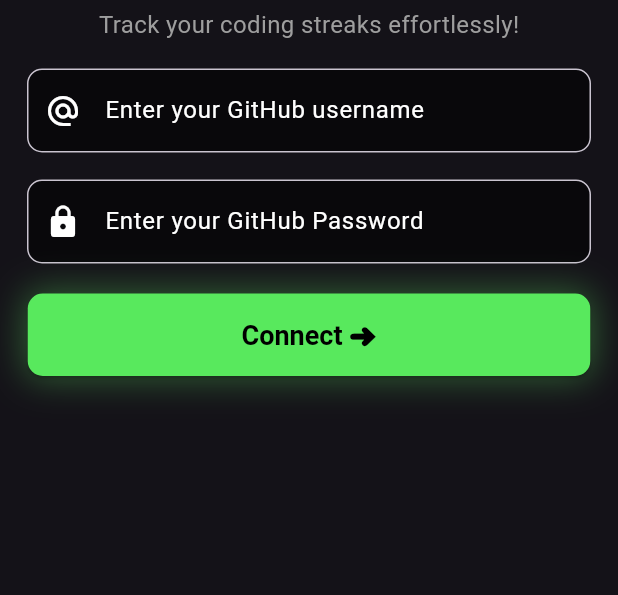
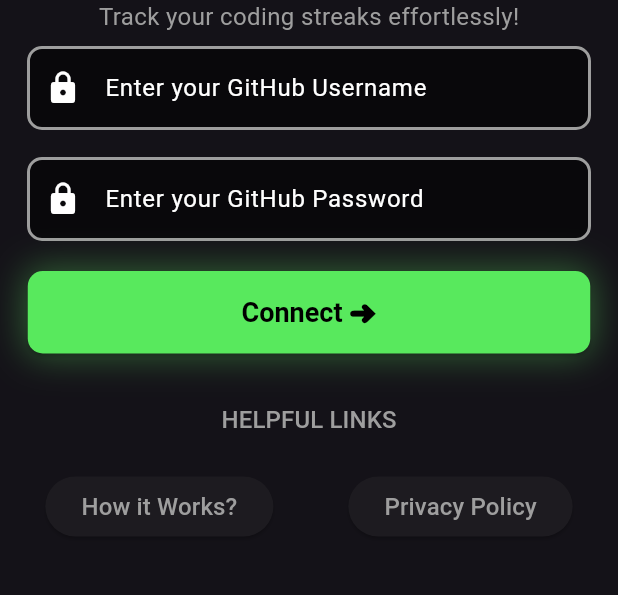
Before and after one commit to zen-void59/Git-Streak-App, a Flutter app: the screen it shows after launch, on a phone screen of 412 x 824 dp, the part 251-846 px from its top. Run offline on Flutter 3.47's test engine with Material 3 defaults, Android fonts, the phone set to English and light mode, and no system bars.

Commit message:
added some buttons

```diff
--- a/lib/login_page.dart
+++ b/lib/login_page.dart
@@ -1,7 +1,6 @@
 import "package:flutter/material.dart";
 
-
-class LoginPage extends StatefulWidget{
+class LoginPage extends StatefulWidget {
   const LoginPage({super.key});
 
   @override
@@ -17,44 +16,68 @@
           mainAxisAlignment: MainAxisAlignment.start,
           children: [
             const SizedBox(height: 40),
-            Center(child: Image.asset('assets/screen.png' , width: 60, height: 60)),
+            Center(
+              child: Image.asset('assets/screen.png', width: 60, height: 60),
+            ),
             const SizedBox(height: 10),
             const Text(
               'Git Streak',
-              style: TextStyle(color: Color.fromARGB(255, 88, 233, 93), fontSize: 40, fontWeight: FontWeight.w800),
+              style: TextStyle(
+                color: Color.fromARGB(255, 88, 233, 93),
+                fontSize: 40,
+                fontWeight: FontWeight.w800,
+              ),
             ),
-            const SizedBox(height: 5),
+            const SizedBox(height: 0),
             const Text(
               'Track your coding streaks effortlessly!',
               style: TextStyle(color: Colors.grey, fontSize: 16),
             ),
+            const SizedBox(height: 8),
             //Username TextField
             Padding(
-              padding: const EdgeInsets.all(18.0),
+              padding: const EdgeInsets.fromLTRB(18.0, 0, 18.0, 0),
               child: TextField(
                 decoration: InputDecoration(
-                  prefixIcon: const Icon(Icons.alternate_email, color: Colors.white),
-                  hintText: 'Enter your GitHub username',
+                  prefixIcon: const Icon(Icons.lock, color: Colors.white),
+                  hintText: 'Enter your GitHub Username',
                   hintStyle: const TextStyle(color: Colors.white),
-                  border: OutlineInputBorder(
+
+                  enabledBorder: OutlineInputBorder(
                     borderRadius: BorderRadius.circular(10),
+                    borderSide: const BorderSide(color: Colors.grey, width: 2),
                   ),
+
+                  focusedBorder: OutlineInputBorder(
+                    borderRadius: BorderRadius.circular(10),
+                    borderSide: const BorderSide(color: Colors.grey, width: 2),
+                  ),
+
                   filled: true,
                   fillColor: Colors.black54,
                 ),
               ),
             ),
+
             //Password TextField
             Padding(
-              padding: const EdgeInsets.fromLTRB(18.0, 0, 18.0, 0),
+              padding: const EdgeInsets.fromLTRB(18.0, 18, 18.0, 0),
               child: TextField(
                 decoration: InputDecoration(
                   prefixIcon: const Icon(Icons.lock, color: Colors.white),
                   hintText: 'Enter your GitHub Password',
                   hintStyle: const TextStyle(color: Colors.white),
-                  border: OutlineInputBorder(
+
+                  enabledBorder: OutlineInputBorder(
                     borderRadius: BorderRadius.circular(10),
+                    borderSide: const BorderSide(color: Colors.grey, width: 2),
                   ),
+
+                  focusedBorder: OutlineInputBorder(
+                    borderRadius: BorderRadius.circular(10),
+                    borderSide: const BorderSide(color: Colors.grey, width: 2),
+                  ),
+
                   filled: true,
                   fillColor: Colors.black54,
                 ),
@@ -64,7 +87,7 @@
             Container(
               decoration: BoxDecoration(
                 borderRadius: BorderRadius.circular(10),
-                boxShadow:[
+                boxShadow: [
                   BoxShadow(
                     color: Colors.green.withOpacity(0.5),
                     blurRadius: 20,
@@ -75,21 +98,63 @@
               child: SizedBox(
                 width: 375,
                 child: ElevatedButton(
-                  onPressed: () {
-
-                  },
-                   child: const Text('Connect ➜'),
-                   style: ElevatedButton.styleFrom(
+                  onPressed: () {},
+                  child: const Text('Connect ➜'),
+                  style: ElevatedButton.styleFrom(
                     backgroundColor: const Color.fromARGB(255, 88, 233, 93),
                     foregroundColor: Colors.black,
-                    padding: const EdgeInsets.symmetric(horizontal: 50, vertical: 15),
-                    textStyle: const TextStyle(fontSize: 18, fontWeight: FontWeight.bold),
+                    padding: const EdgeInsets.symmetric(
+                      horizontal: 50,
+                      vertical: 15,
+                    ),
+                    textStyle: const TextStyle(
+                      fontSize: 18,
+                      fontWeight: FontWeight.bold,
+                    ),
                     shape: RoundedRectangleBorder(
                       borderRadius: BorderRadius.circular(10),
                     ),
-                                ),
+                  ),
                 ),
               ),
+            ),
+            const SizedBox(height: 20),
+            TextButton(
+              onPressed: () {},
+              child: const Text(
+                'HELPFUL LINKS',
+                style: TextStyle(
+                  color: Colors.grey,
+                  fontSize: 16,
+                ),
+              ),
+            ),
+            const SizedBox(height: 10),
+           Row(
+              mainAxisAlignment: MainAxisAlignment.center,
+              children: [
+                ElevatedButton(
+                  onPressed: () {},
+                  child: const Text(
+                    'How it Works?',
+                    style: TextStyle(
+                      color: Colors.grey,
+                      fontSize: 16,
+                    ),
+                  ),
+                ),
+                const SizedBox(width: 50),
+                ElevatedButton(
+                  onPressed: () {},
+                  child: const Text(
+                    'Privacy Policy',
+                    style: TextStyle(
+                      color: Colors.grey,
+                      fontSize: 16,
+                    ),
+                  ),
+                ),
+              ],
             ),
           ],
         ),
```
